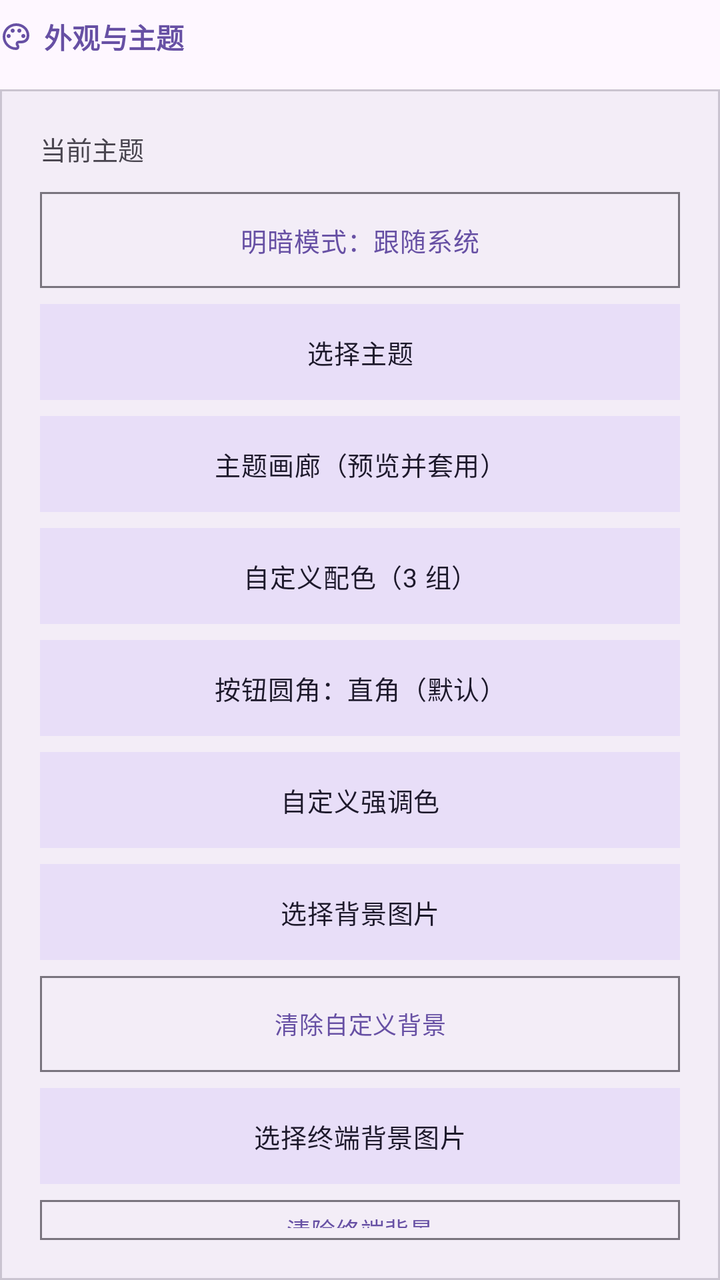
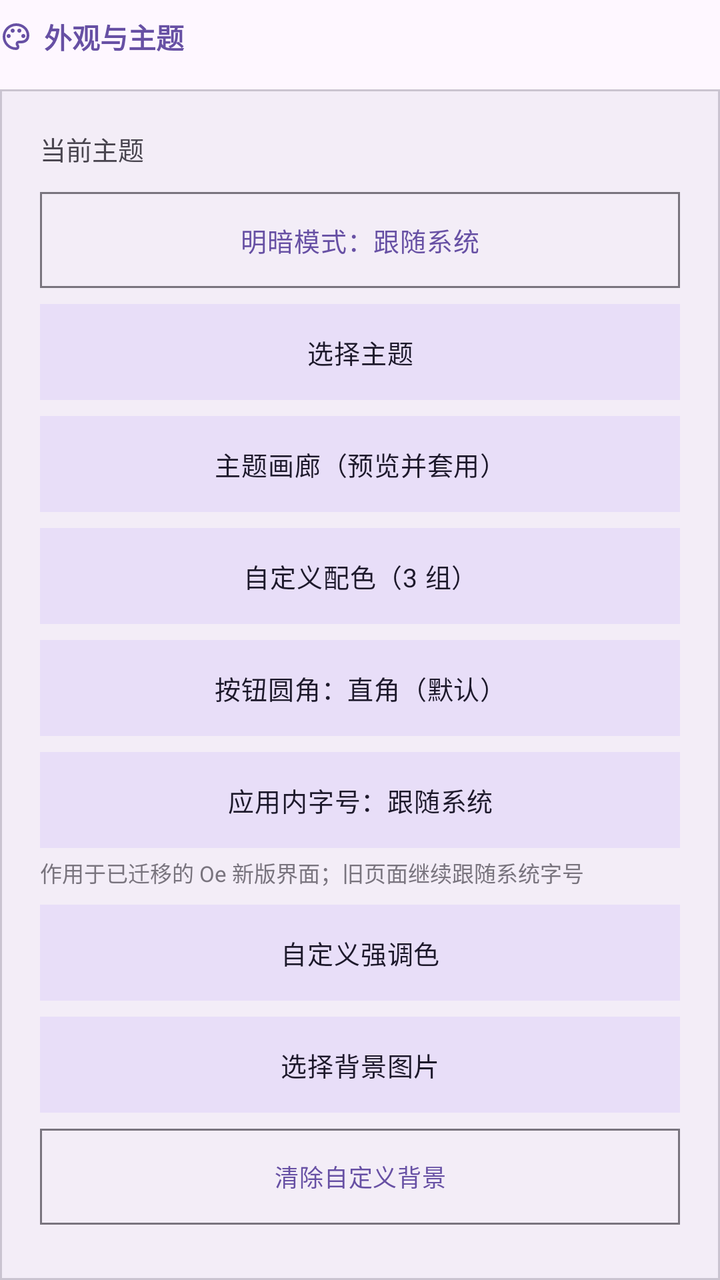

An Android layout rendered at two revisions. The XML below is the earlier revision; the diff shows what the commit changed to produce the second picture.
<!-- AndroidManifest.xml: application theme Theme.Orchestella -->
<!-- res/layout/layout_settings_section_appearance.xml -->
<?xml version="1.0" encoding="utf-8"?>
<LinearLayout xmlns:android="http://schemas.android.com/apk/res/android"
    xmlns:app="http://schemas.android.com/apk/res-auto"
    android:layout_width="match_parent"
    android:layout_height="wrap_content"
    android:orientation="vertical">

    <LinearLayout
        style="@style/Widget.Orchestella.InlineIconRow"
        android:layout_width="wrap_content"
        android:layout_height="wrap_content"
        android:layout_marginTop="@dimen/oe_space_sm"
        android:layout_marginBottom="@dimen/oe_space_sm">

        <ImageView
            style="@style/Widget.Orchestella.InlineIcon"
            app:srcCompat="@drawable/ic_sym_palette"
            app:tint="?attr/colorPrimary" />

        <TextView
            android:layout_width="wrap_content"
            android:layout_height="wrap_content"
            android:text="外观与主题"
            android:textSize="14sp"
            android:textStyle="bold"
            android:textColor="?attr/colorPrimary" />
    </LinearLayout>

    <com.google.android.material.card.MaterialCardView
        android:id="@+id/card_settings_theme"
        android:layout_width="match_parent"
        android:layout_height="wrap_content"
        android:layout_marginTop="@dimen/oe_space_sm"
        app:cardCornerRadius="0dp"
        app:cardElevation="0dp"
        app:strokeWidth="1dp"
        app:strokeColor="?attr/colorOutlineVariant"
        app:cardBackgroundColor="?attr/colorSurfaceContainer">

        <LinearLayout
            android:layout_width="match_parent"
            android:layout_height="wrap_content"
            android:orientation="vertical"
            android:padding="@dimen/oe_space_xl">

            <TextView
                android:id="@+id/txt_settings_theme_summary"
                android:layout_width="match_parent"
                android:layout_height="wrap_content"
                android:layout_marginBottom="@dimen/oe_space_md"
                android:text="当前主题"
                android:textSize="13sp"
                android:accessibilityLiveRegion="polite"
                android:textColor="?attr/colorOnSurfaceVariant" />

            <com.google.android.material.button.MaterialButton
                android:id="@+id/btn_pick_theme_mode"
                style="@style/Widget.Orchestella.Button.Outlined"
                android:layout_width="match_parent"
                android:layout_height="wrap_content"
                android:minHeight="48dp"
                android:insetTop="0dp"
                android:insetBottom="0dp"
                app:cornerRadius="0dp"
                android:text="明暗模式：跟随系统"
                android:textSize="13sp" />

            <com.google.android.material.button.MaterialButton
                android:id="@+id/btn_pick_theme"
                style="@style/Widget.Orchestella.Button.Tonal"
                android:layout_width="match_parent"
                android:layout_height="wrap_content"
                android:layout_marginTop="@dimen/oe_space_sm"
                android:minHeight="48dp"
                android:insetTop="0dp"
                android:insetBottom="0dp"
                app:cornerRadius="0dp"
                android:text="选择主题"
                android:textSize="13sp" />

            
            <com.google.android.material.button.MaterialButton
                android:id="@+id/btn_open_theme_gallery"
                style="@style/Widget.Orchestella.Button.Tonal"
                android:layout_width="match_parent"
                android:layout_height="wrap_content"
                android:layout_marginTop="@dimen/oe_space_sm"
                android:minHeight="48dp"
                android:insetTop="0dp"
                android:insetBottom="0dp"
                app:cornerRadius="0dp"
                android:text="@string/theme_gallery_entry"
                android:textSize="13sp" />

            <com.google.android.material.button.MaterialButton
                android:id="@+id/btn_pick_custom_theme"
                style="@style/Widget.Orchestella.Button.Tonal"
                android:layout_width="match_parent"
                android:layout_height="wrap_content"
                android:minHeight="48dp"
                android:layout_marginTop="@dimen/oe_space_sm"
                android:insetTop="0dp"
                android:insetBottom="0dp"
                app:cornerRadius="0dp"
                android:text="自定义配色（3 组）"
                android:textSize="13sp" />

            <com.google.android.material.button.MaterialButton
                android:id="@+id/btn_pick_corner_radius"
                style="@style/Widget.Orchestella.Button.Tonal"
                android:layout_width="match_parent"
                android:layout_height="wrap_content"
                android:minHeight="48dp"
                android:layout_marginTop="@dimen/oe_space_sm"
                android:insetTop="0dp"
                android:insetBottom="0dp"
                app:cornerRadius="0dp"
                android:text="按钮圆角：直角（默认）"
                android:textSize="13sp" />

            <com.google.android.material.button.MaterialButton
                android:id="@+id/btn_pick_accent"
                style="@style/Widget.Orchestella.Button.Tonal"
                android:layout_width="match_parent"
                android:layout_height="wrap_content"
                android:minHeight="48dp"
                android:layout_marginTop="@dimen/oe_space_sm"
                android:insetTop="0dp"
                android:insetBottom="0dp"
                app:cornerRadius="0dp"
                android:text="自定义强调色"
                android:textSize="13sp" />

            <com.google.android.material.button.MaterialButton
                android:id="@+id/btn_pick_background"
                style="@style/Widget.Orchestella.Button.Tonal"
                android:layout_width="match_parent"
                android:layout_height="wrap_content"
                android:minHeight="48dp"
                android:layout_marginTop="@dimen/oe_space_sm"
                android:insetTop="0dp"
                android:insetBottom="0dp"
                app:cornerRadius="0dp"
                android:text="选择背景图片"
                android:textSize="13sp" />

            <com.google.android.material.button.MaterialButton
                android:id="@+id/btn_clear_background"
                style="@style/Widget.Orchestella.Button.Outlined"
                android:layout_width="match_parent"
                android:layout_height="wrap_content"
                android:minHeight="48dp"
                android:layout_marginTop="@dimen/oe_space_sm"
                android:insetTop="0dp"
                android:insetBottom="0dp"
                app:cornerRadius="0dp"
                android:text="清除自定义背景"
                android:textSize="12sp" />

            <com.google.android.material.button.MaterialButton
                android:id="@+id/btn_pick_terminal_background"
                style="@style/Widget.Orchestella.Button.Tonal"
                android:layout_width="match_parent"
                android:layout_height="wrap_content"
                android:minHeight="48dp"
                android:layout_marginTop="@dimen/oe_space_sm"
                android:insetTop="0dp"
                android:insetBottom="0dp"
                app:cornerRadius="0dp"
                android:text="选择终端背景图片"
                android:textSize="13sp" />

            <com.google.android.material.button.MaterialButton
                android:id="@+id/btn_clear_terminal_background"
                style="@style/Widget.Orchestella.Button.Outlined"
                android:layout_width="match_parent"
                android:layout_height="wrap_content"
                android:minHeight="48dp"
                android:layout_marginTop="@dimen/oe_space_sm"
                android:insetTop="0dp"
                android:insetBottom="0dp"
                app:cornerRadius="0dp"
                android:text="清除终端背景"
                android:textSize="12sp" />

            <TextView
                android:id="@+id/txt_settings_theme_applies_live"
                android:layout_width="match_parent"
                android:layout_height="wrap_content"
                android:layout_marginTop="@dimen/oe_space_md"
                android:text="主题、配色、圆角与背景立即生效，无需重启"
                android:textSize="12sp"
                android:textColor="?attr/colorOutline" />

            
            <View
                android:layout_width="match_parent"
                android:layout_height="1dp"
                android:layout_marginTop="@dimen/oe_space_md"
                android:layout_marginBottom="@dimen/oe_space_md"
                android:background="?attr/colorOutlineVariant" />

            <LinearLayout
                android:layout_width="match_parent"
                android:layout_height="wrap_content"
                android:orientation="horizontal"
                android:gravity="center_vertical">

                <LinearLayout
                    android:layout_width="0dp"
                    android:layout_height="wrap_content"
                    android:layout_weight="1"
                    android:orientation="vertical">

                    <TextView
                        android:layout_width="wrap_content"
                        android:layout_height="wrap_content"
                        android:text="光标周期性闪烁动画"
                        android:textSize="15sp"
                        android:textStyle="bold"
                        android:textColor="?attr/colorOnSurface" />

                    <TextView
                        android:layout_width="wrap_content"
                        android:layout_height="wrap_content"
                        android:layout_marginTop="@dimen/oe_space_xs"
                        android:text="关闭后保持光标可见；偏好会保存并立即应用"
                        android:textSize="12sp"
                        android:textColor="?attr/colorOutline" />
                </LinearLayout>

                <com.google.android.material.materialswitch.MaterialSwitch
                    android:id="@+id/switch_settings_cursor_blink"
                    android:layout_width="wrap_content"
                    android:layout_height="wrap_content"
                    android:minWidth="48dp"
                    android:minHeight="48dp"
                    android:contentDescription="终端光标闪烁"
                    android:checked="true" />
            </LinearLayout>

            <View
                android:layout_width="match_parent"
                android:layout_height="1dp"
                android:layout_marginTop="@dimen/oe_space_md"
                android:layout_marginBottom="@dimen/oe_space_md"
                android:background="?attr/colorOutlineVariant" />

            <TextView
                android:layout_width="wrap_content"
                android:layout_height="wrap_content"
                android:text="配色与字体规范"
                android:textSize="15sp"
                android:textStyle="bold"
                android:textColor="?attr/colorOnSurface" />

            <TextView
                android:id="@+id/txt_settings_terminal_palette"
                android:layout_width="match_parent"
                android:layout_height="wrap_content"
                android:layout_marginTop="@dimen/oe_space_xs"
                android:text="配色与 16 色 ANSI 调色板跟随当前主题\n字体：等宽对齐"
                android:textSize="12sp"
                android:textColor="?attr/colorOutline" />

            
            <TextView
                android:id="@+id/tv_terminal_scrim_label"
                android:layout_width="wrap_content"
                android:layout_height="wrap_content"
                android:layout_marginTop="@dimen/oe_space_lg"
                android:text="背景遮罩浓度：70%"
                android:textSize="12sp"
                android:textColor="?attr/colorOnSurfaceVariant" />

            <SeekBar
                android:id="@+id/seek_terminal_scrim"
                android:layout_width="match_parent"
                android:layout_height="wrap_content"
                android:minHeight="48dp"
                android:contentDescription="背景遮罩浓度"
                android:max="90" />

            <TextView
                android:id="@+id/txt_settings_scrim_hint"
                android:layout_width="match_parent"
                android:layout_height="wrap_content"
                android:layout_marginTop="@dimen/oe_space_xs"
                android:text="仅作用于终端背景图片上方的遮罩；未选择终端背景图时不显示效果。"
                android:textSize="11sp"
                android:textColor="?attr/colorOutline" />

            <TextView
                android:id="@+id/tv_ui_surface_opacity_label"
                android:layout_width="wrap_content"
                android:layout_height="wrap_content"
                android:layout_marginTop="@dimen/oe_space_lg"
                android:text="界面表面不透明度：100%"
                android:textSize="12sp"
                android:textColor="?attr/colorOnSurfaceVariant" />

            <SeekBar
                android:id="@+id/seek_ui_surface_opacity"
                android:layout_width="match_parent"
                android:layout_height="wrap_content"
                android:minHeight="48dp"
                android:contentDescription="界面表面不透明度"
                android:max="45" />

            <TextView
                android:id="@+id/txt_settings_opacity_hint"
                android:layout_width="match_parent"
                android:layout_height="wrap_content"
                android:layout_marginTop="@dimen/oe_space_xs"
                android:text="作用于卡片、顶栏、抽屉等界面表面；55% 为可读性下限。"
                android:textSize="11sp"
                android:textColor="?attr/colorOutline" />

            <TextView
                android:id="@+id/tv_font_size_label"
                android:layout_width="wrap_content"
                android:layout_height="wrap_content"
                android:layout_marginTop="@dimen/oe_space_lg"
                android:text="终端字号：14sp"
                android:textSize="12sp"
                android:textColor="?attr/colorOnSurfaceVariant" />

            <SeekBar
                android:id="@+id/seek_terminal_font"
                android:layout_width="match_parent"
                android:layout_height="wrap_content"
                android:minHeight="48dp"
                android:contentDescription="终端字号"
                android:min="0"
                android:max="12" />

            <TextView
                android:id="@+id/tv_letter_spacing_label"
                android:layout_width="wrap_content"
                android:layout_height="wrap_content"
                android:layout_marginTop="@dimen/oe_space_sm"
                android:text="终端字间距：0.00em"
                android:textSize="12sp"
                android:textColor="?attr/colorOnSurfaceVariant" />

            <SeekBar
                android:id="@+id/seek_letter_spacing"
                android:layout_width="match_parent"
                android:layout_height="wrap_content"
                android:minHeight="48dp"
                android:contentDescription="终端字间距"
                android:max="20" />

            <TextView
                android:id="@+id/tv_line_spacing_label"
                android:layout_width="wrap_content"
                android:layout_height="wrap_content"
                android:layout_marginTop="@dimen/oe_space_sm"
                android:text="终端额外行距：0px"
                android:textSize="12sp"
                android:textColor="?attr/colorOnSurfaceVariant" />

            <SeekBar
                android:id="@+id/seek_terminal_line_spacing"
                android:layout_width="match_parent"
                android:layout_height="wrap_content"
                android:minHeight="48dp"
                android:contentDescription="终端额外行距"
                android:max="8" />
        </LinearLayout>
    </com.google.android.material.card.MaterialCardView>

</LinearLayout>
<!-- resources referenced by this layout -->
<resources>
  <dimen name="oe_space_lg">16dp</dimen>
  <dimen name="oe_space_md">12dp</dimen>
  <dimen name="oe_space_sm">8dp</dimen>
  <dimen name="oe_space_xl">20dp</dimen>
  <dimen name="oe_space_xs">4dp</dimen>
  <!-- drawable ic_sym_palette (drawable) -->
  <vector xmlns:android="http://schemas.android.com/apk/res/android"
      android:width="24dp"
      android:height="24dp"
      android:viewportWidth="960"
      android:viewportHeight="960">
    
    <group android:translateY="960">
      <path
          android:fillColor="?android:attr/colorControlNormal"
          android:pathData="M480-80q-82 0-155-31.5t-127.5-86Q143-252 111.5-325T80-480q0-83 32.5-156t88-127Q256-817 330-848.5T488-880q80 0 151 27.5t124.5 76q53.5 48.5 85 115T880-518q0 115-70 176.5T640-280h-74q-9 0-12.5 5t-3.5 11q0 12 15 34.5t15 51.5q0 50-27.5 74T480-80Zm0-400Zm-220 40q26 0 43-17t17-43q0-26-17-43t-43-17q-26 0-43 17t-17 43q0 26 17 43t43 17Zm120-160q26 0 43-17t17-43q0-26-17-43t-43-17q-26 0-43 17t-17 43q0 26 17 43t43 17Zm200 0q26 0 43-17t17-43q0-26-17-43t-43-17q-26 0-43 17t-17 43q0 26 17 43t43 17Zm120 160q26 0 43-17t17-43q0-26-17-43t-43-17q-26 0-43 17t-17 43q0 26 17 43t43 17ZM480-160q9 0 14.5-5t5.5-13q0-14-15-33t-15-57q0-42 29-67t71-25h70q66 0 113-38.5T800-518q0-121-92.5-201.5T488-800q-136 0-232 93t-96 227q0 133 93.5 226.5T480-160Z" />
    </group>
  </vector>
  <string name="theme_gallery_entry">主题画廊（预览并套用）</string>
  <style name="Widget.Orchestella.Button.Outlined" parent="Widget.Material3.Button.OutlinedButton">
          <item name="cornerRadius">@dimen/oe_corner_md</item>
          <item name="android:textAppearance">@style/TextAppearance.Orchestella.LabelEmphasized</item>
      </style>
  <style name="Widget.Orchestella.Button.Tonal" parent="Widget.Material3.Button.TonalButton">
          <item name="cornerRadius">@dimen/oe_corner_md</item>
          <item name="android:textAppearance">@style/TextAppearance.Orchestella.LabelEmphasized</item>
      </style>
  <style name="Widget.Orchestella.InlineIcon" parent="">
          <item name="android:layout_width">@dimen/oe_icon_inline</item>
          <item name="android:layout_height">@dimen/oe_icon_inline</item>
          <item name="android:layout_marginEnd">@dimen/oe_icon_inline_gap</item>
          <item name="android:scaleType">centerInside</item>
          <item name="android:importantForAccessibility">no</item>
      </style>
  <style name="Widget.Orchestella.InlineIconRow" parent="">
          <item name="android:layout_width">wrap_content</item>
          <item name="android:layout_height">wrap_content</item>
          <item name="android:orientation">horizontal</item>
          <item name="android:gravity">center_vertical</item>
      </style>
  <style name="Theme.Orchestella" parent="Theme.Material3.DayNight.NoActionBar">
          <item name="android:fontFamily">sans-serif</item>
          <item name="android:windowActionModeOverlay">true</item>
          <item name="android:statusBarColor">@android:color/transparent</item>
          <item name="android:navigationBarColor">@android:color/transparent</item>
          
          <item name="android:windowAnimationStyle">@style/Animation.Orchestella.Activity</item>
      </style>
  <dimen name="oe_corner_md">12dp</dimen>
  <style name="TextAppearance.Orchestella.LabelEmphasized" parent="TextAppearance.Material3.LabelMedium">
          <item name="android:letterSpacing">0.02</item>
      </style>
  <dimen name="oe_icon_inline">16dp</dimen>
  <dimen name="oe_icon_inline_gap">6dp</dimen>
  <!-- unchanged entries left out for length: 1 -->
</resources>

<!-- the commit's change to res/layout/layout_settings_section_appearance.xml (unified diff, before → after) -->
@@ -118,6 +118,29 @@
                 android:text="按钮圆角：直角（默认）"
                 android:textSize="13sp" />
 
+            
+            <com.google.android.material.button.MaterialButton
+                android:id="@+id/btn_pick_text_scale"
+                style="@style/Widget.Orchestella.Button.Tonal"
+                android:layout_width="match_parent"
+                android:layout_height="wrap_content"
+                android:layout_marginTop="@dimen/oe_space_sm"
+                android:minHeight="48dp"
+                android:insetTop="0dp"
+                android:insetBottom="0dp"
+                app:cornerRadius="0dp"
+                android:text="应用内字号：跟随系统"
+                android:textSize="13sp" />
+
+            <TextView
+                android:id="@+id/txt_settings_text_scale_hint"
+                android:layout_width="match_parent"
+                android:layout_height="wrap_content"
+                android:layout_marginTop="@dimen/oe_space_xs"
+                android:text="作用于已迁移的 Oe 新版界面；旧页面继续跟随系统字号"
+                android:textSize="11sp"
+                android:textColor="?attr/colorOutline" />
+
             <com.google.android.material.button.MaterialButton
                 android:id="@+id/btn_pick_accent"
                 style="@style/Widget.Orchestella.Button.Tonal"
